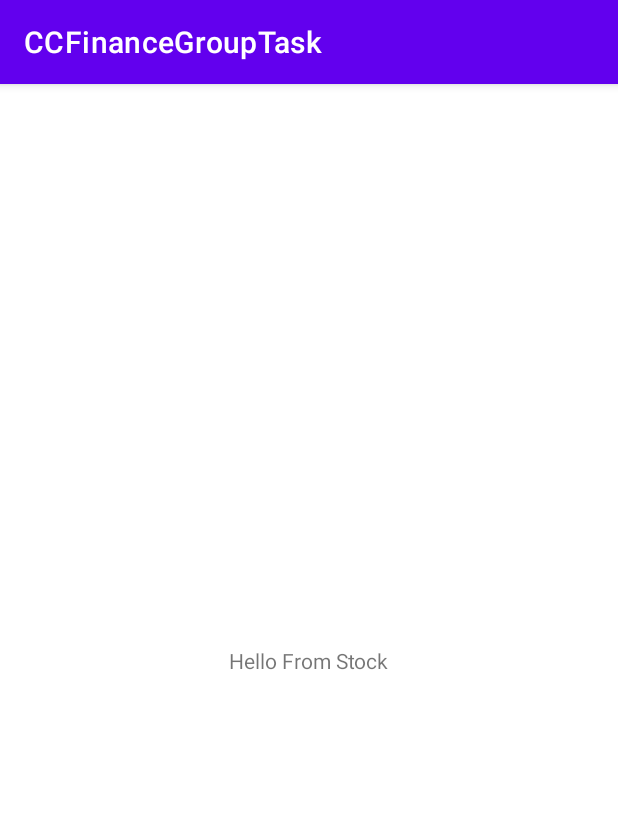
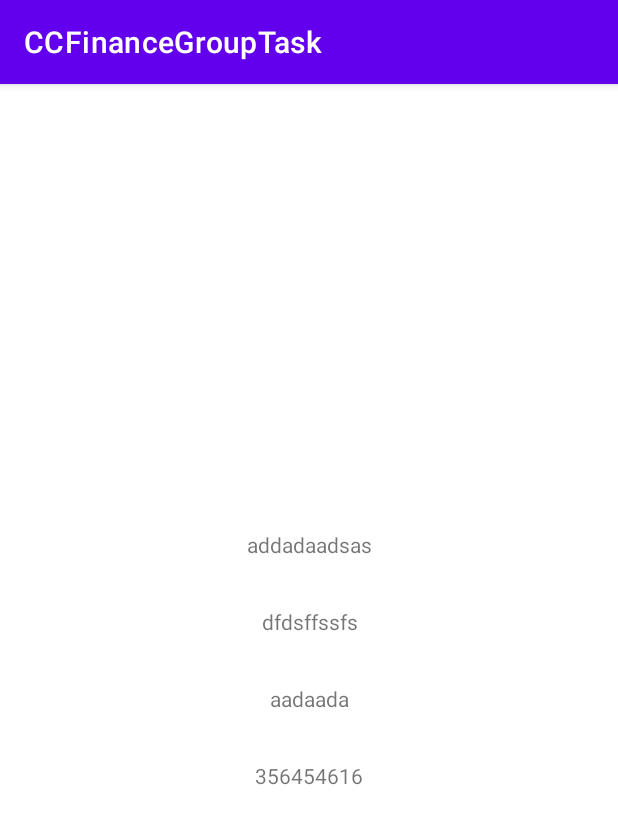
Before and after one commit to serkansorman/FinanceAppTask, an Android app: the StockDescriptionFragment screen opened through its navigation route, on a phone screen of 412 x 824 dp. Shown: the top 824 px of the screen. Run offline under Robolectric (Android 15) with nearby library versions, the phone set to English and light mode, and no system bars.

Commit message:
Stock details shown with dummy data when stock clicked on the list

```diff
--- a/app/build.gradle
+++ b/app/build.gradle
@@ -2,6 +2,7 @@ plugins {
     id 'com.android.application'
     id 'org.jetbrains.kotlin.android'
     id 'kotlin-kapt'
+    id 'androidx.navigation.safeargs'
 }
 
 apply from: '../dependency_configs.gradle'
--- a/app/src/main/java/com/example/ccfinancegrouptask/ui/stockdescription/fragment/StockDescriptionFragment.kt
+++ b/app/src/main/java/com/example/ccfinancegrouptask/ui/stockdescription/fragment/StockDescriptionFragment.kt
@@ -20,7 +20,13 @@ class StockDescriptionFragment : BaseFragment() {
     }
 
     override fun initUI() {
-        TODO("Not yet implemented")
+        binding.apply {
+            symbol.text = "addadaadsas"
+            shortName.text = "dfdsffssfs"
+            longName.text = "aadaada"
+            price.text = "356454616"
+
+        }
     }
 
     override fun initObservers() {
--- a/app/src/main/java/com/example/ccfinancegrouptask/ui/stocklist/adapter/StockListAdapter.kt
+++ b/app/src/main/java/com/example/ccfinancegrouptask/ui/stocklist/adapter/StockListAdapter.kt
@@ -6,7 +6,7 @@ import androidx.recyclerview.widget.RecyclerView
 import com.example.ccfinancegrouptask.data.model.StockModel
 import com.example.ccfinancegrouptask.databinding.RowStockListBinding
 
-class StockListAdapter : RecyclerView.Adapter<StockListAdapter.StockViewHolder>() {
+class StockListAdapter(private val onStockClick: () -> Unit) : RecyclerView.Adapter<StockListAdapter.StockViewHolder>() {
 
     private var stockList = mutableListOf<StockModel>()
 
@@ -44,6 +44,7 @@ class StockListAdapter : RecyclerView.Adapter<StockListAdapter.StockViewHolder>(
                 textStockLongName.text = stockModel.fullExchangeName
                 textStockShortName.text = stockModel.exchange
                 textStockPrice.text = stockModel.previousClose
+                layoutStock.setOnClickListener { onStockClick.invoke() }
             }
         }
     }
--- a/app/src/main/java/com/example/ccfinancegrouptask/ui/stocklist/fragment/StockListFragment.kt
+++ b/app/src/main/java/com/example/ccfinancegrouptask/ui/stocklist/fragment/StockListFragment.kt
@@ -3,6 +3,7 @@ package com.example.ccfinancegrouptask.ui.stocklist.fragment
 import android.view.LayoutInflater
 import android.view.View
 import android.view.ViewGroup
+import androidx.navigation.fragment.findNavController
 import com.example.ccfinancegrouptask.base.BaseFragment
 import com.example.ccfinancegrouptask.data.model.StockModel
 import com.example.ccfinancegrouptask.databinding.FragmentStockListBinding
@@ -12,6 +13,12 @@ class StockListFragment : BaseFragment() {
 
     private lateinit var binding: FragmentStockListBinding
     private lateinit var adapter: StockListAdapter
+
+    private val onStockClick: () -> Unit = {
+        findNavController().navigate(
+            StockListFragmentDirections.actionStockListFragmentToStockDescriptionFragment()
+        )
+    }
 
     override fun initDI() {
         TODO("Not yet implemented")
@@ -23,20 +30,22 @@ class StockListFragment : BaseFragment() {
     }
 
     override fun initUI() {
-        adapter = StockListAdapter()
+        adapter = StockListAdapter(onStockClick)
         binding.recyclerView.adapter = adapter
 
 
         val list = mutableListOf<StockModel>().apply {
-            repeat(20){
-                add(StockModel(
+            repeat(20) {
+                add(
+                    StockModel(
                         "BTC-USD",
                         "CCC",
                         "CCC",
                         "CRYPTO",
                         "29084.479",
                         "29084.479"
-                ))
+                    )
+                )
             }
         }
 
--- a/app/src/main/res/layout/fragment_stock_description.xml
+++ b/app/src/main/res/layout/fragment_stock_description.xml
@@ -5,13 +5,50 @@
     android:layout_width="match_parent"
     android:layout_height="match_parent">
 
-    <TextView
-        android:id="@+id/textView2"
-        android:layout_width="wrap_content"
-        android:layout_height="wrap_content"
-        android:text="Hello From Stock"
+    <LinearLayout
+        android:layout_width="409dp"
+        android:layout_height="729dp"
+        android:layout_marginStart="1dp"
+        android:layout_marginTop="1dp"
+        android:layout_marginEnd="1dp"
+        android:layout_marginBottom="1dp"
+        android:orientation="vertical"
+        android:gravity="center"
         app:layout_constraintBottom_toBottomOf="parent"
         app:layout_constraintEnd_toEndOf="parent"
         app:layout_constraintStart_toStartOf="parent"
-        app:layout_constraintTop_toTopOf="parent" />
+        app:layout_constraintTop_toTopOf="parent">
+
+        <TextView
+            android:id="@+id/symbol"
+            android:layout_width="match_parent"
+            android:layout_height="wrap_content"
+            android:layout_margin="16dp"
+            android:gravity="center"
+            tools:text="TextView" />
+
+        <TextView
+            android:id="@+id/short_name"
+            android:layout_width="match_parent"
+            android:layout_height="wrap_content"
+            android:layout_margin="16dp"
+            android:gravity="center"
+            tools:text="TextView" />
+
+        <TextView
+            android:id="@+id/long_name"
+            android:layout_width="match_parent"
+            android:layout_height="wrap_content"
+            android:layout_margin="16dp"
+            android:gravity="center"
+            tools:text="TextView" />
+
+        <TextView
+            android:id="@+id/price"
+            android:layout_width="match_parent"
+            android:layout_height="wrap_content"
+            android:layout_margin="16dp"
+            android:gravity="center"
+            tools:text="TextView" />
+    </LinearLayout>
 </androidx.constraintlayout.widget.ConstraintLayout>
--- a/app/src/main/res/layout/row_stock_list.xml
+++ b/app/src/main/res/layout/row_stock_list.xml
@@ -7,8 +7,10 @@ android:layout_height="64dp"
 android:layout_margin="2dp">
 
 <LinearLayout
+    android:id="@+id/layout_stock"
     android:layout_width="match_parent"
     android:layout_height="match_parent"
+    android:background="@color/white"
     android:orientation="horizontal">
 
     <TextView
@@ -19,6 +21,7 @@ android:layout_margin="2dp">
         android:layout_weight="1"
         android:gravity="center"
         tools:text="qweqweqwe"
+        android:textColor="@color/black"
         android:textSize="16sp"
         android:maxLines="1"
         android:ellipsize="end"
@@ -65,6 +68,7 @@ android:layout_margin="2dp">
         android:maxLines="1"
         android:textSize="16sp"
         android:textStyle="bold"
+        android:textColor="@color/black"
         tools:text="qweqweqwe" />
 
 </LinearLayout>
--- a/build.gradle
+++ b/build.gradle
@@ -1,4 +1,11 @@
 // Top-level build file where you can add configuration options common to all sub-projects/modules.
+buildscript {
+    dependencies {
+        def nav_version = "2.4.2"
+        classpath "androidx.navigation:navigation-safe-args-gradle-plugin:$nav_version"
+    }
+}
+
 plugins {
     id 'com.android.application' version '7.2.1' apply false
     id 'com.android.library' version '7.2.1' apply false
```
Lines whose indentation alone changed are shown as unchanged.
